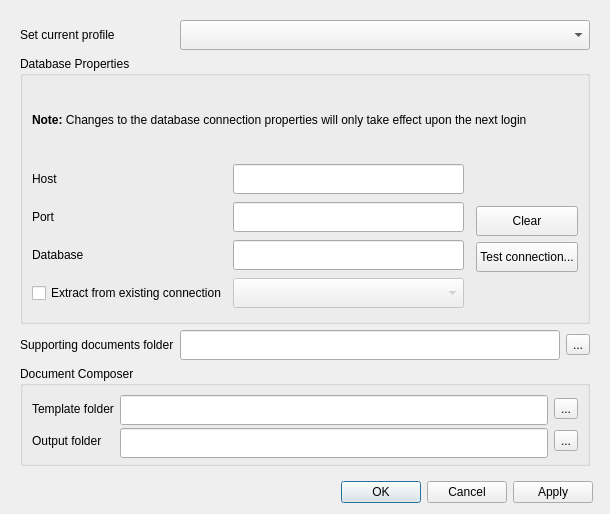
This is ui/ui_options.ui in gltn/stdm as Qt 5 draws it before an edit. The edited form follows.
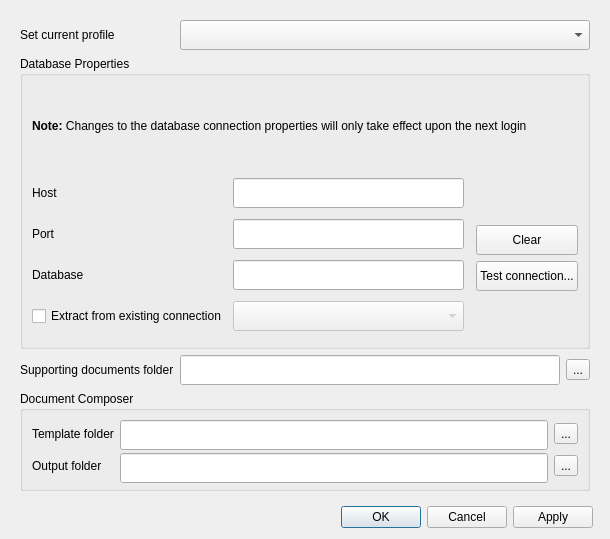
This is the edited form. Icons and pictures are not drawn.

Commit message: Minor fixes to options and designer

```diff
--- a/ui/ui_options.ui
+++ b/ui/ui_options.ui
@@ -7,7 +7,7 @@
     <x>0</x>
     <y>0</y>
     <width>610</width>
-    <height>514</height>
+    <height>539</height>
    </rect>
   </property>
   <property name="windowTitle">
@@ -40,8 +40,8 @@
        <rect>
         <x>0</x>
         <y>0</y>
-        <width>592</width>
-        <height>459</height>
+        <width>588</width>
+        <height>473</height>
        </rect>
       </property>
       <layout class="QGridLayout" name="gridLayout_5">
@@ -90,6 +90,9 @@
          <property name="maxLength">
           <number>500</number>
          </property>
+         <property name="readOnly">
+          <bool>true</bool>
+         </property>
         </widget>
        </item>
        <item row="0" column="1" colspan="2">
@@ -133,7 +136,7 @@
              <number>500</number>
             </property>
             <property name="readOnly">
-             <bool>false</bool>
+             <bool>true</bool>
             </property>
            </widget>
           </item>
@@ -156,7 +159,7 @@
              <number>500</number>
             </property>
             <property name="readOnly">
-             <bool>false</bool>
+             <bool>true</bool>
             </property>
            </widget>
           </item>
```
The commit also changes 6 other files.
